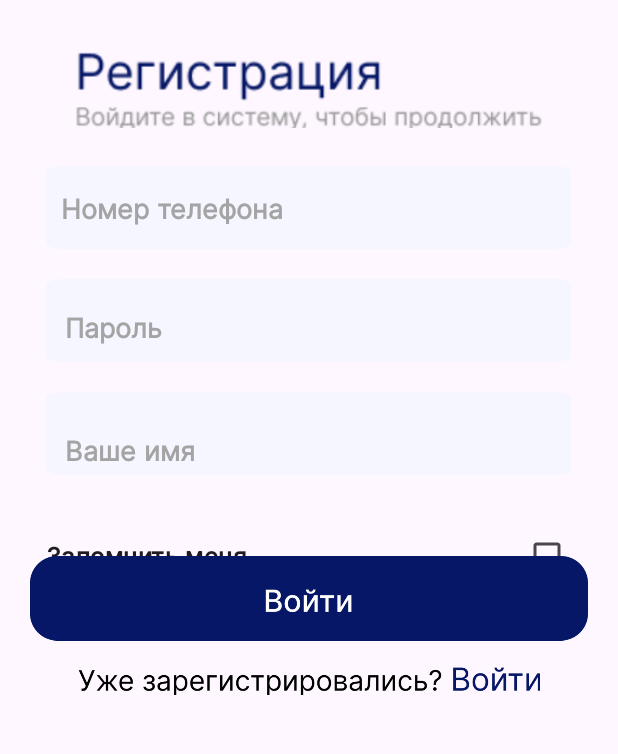
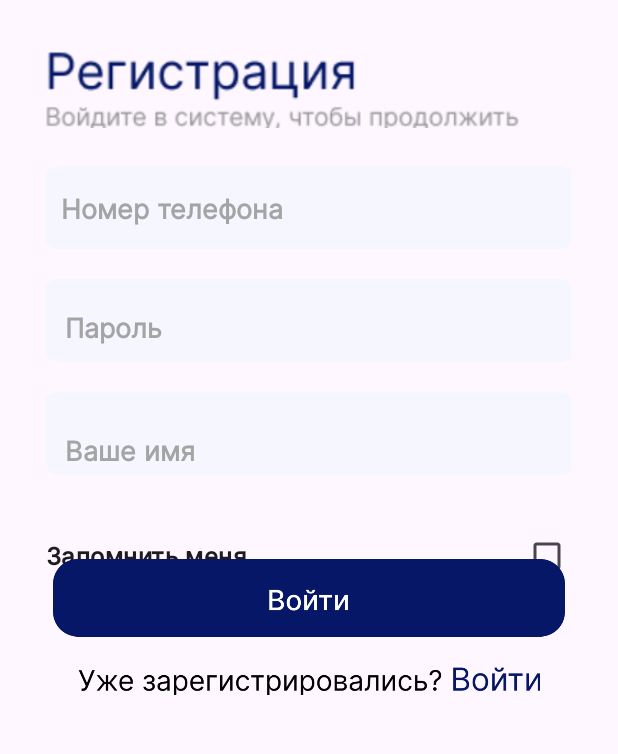
Before and after one commit to egorka-19/comics, an Android app: the RegisterActivity screen opened directly, with no data from a screen before it, on a phone screen of 412 x 824 dp, the part 443-1197 px from its top. Run offline under Robolectric (Android 15) with nearby library versions, the phone set to English and light mode, and no system bars; our stand-ins replace Firebase (no records; nobody signed in at launch, a user with empty details on screens opened directly); libraries missing offline, so code that uses them is left out: com.rey.material; plain views replace CheckBox.

Commit message:
edit login/register

```diff
--- a/app/src/main/res/layout/activity_register.xml
+++ b/app/src/main/res/layout/activity_register.xml
@@ -142,7 +142,8 @@
         android:layout_above="@+id/swipe_btn"
         android:layout_alignParentStart="true"
         android:layout_alignParentEnd="true"
-        android:layout_marginStart="0dp"
+        android:layout_marginStart="15dp"
+        android:layout_marginEnd="15dp"
         android:layout_marginBottom="10dp"
         android:backgroundTint="@android:color/transparent"
         android:contentDescription="@string/app_name"
@@ -155,10 +156,11 @@
         android:layout_width="match_parent"
         android:layout_height="wrap_content"
         android:layout_below="@id/applogo"
-        android:layout_centerHorizontal="true"
-        android:layout_marginLeft="50dp"
+        android:layout_alignParentStart="true"
+        android:layout_alignParentEnd="true"
+        android:layout_marginStart="30dp"
         android:layout_marginTop="30dp"
-        android:layout_marginRight="50dp"
+        android:layout_marginEnd="65dp"
         android:backgroundTint="@android:color/transparent"
         android:contentDescription="@string/app_name"
         android:scaleType="centerCrop"
```
Also changed, not shown: app/src/main/res/layout/activity_login.xml (+5 -5 lines).
